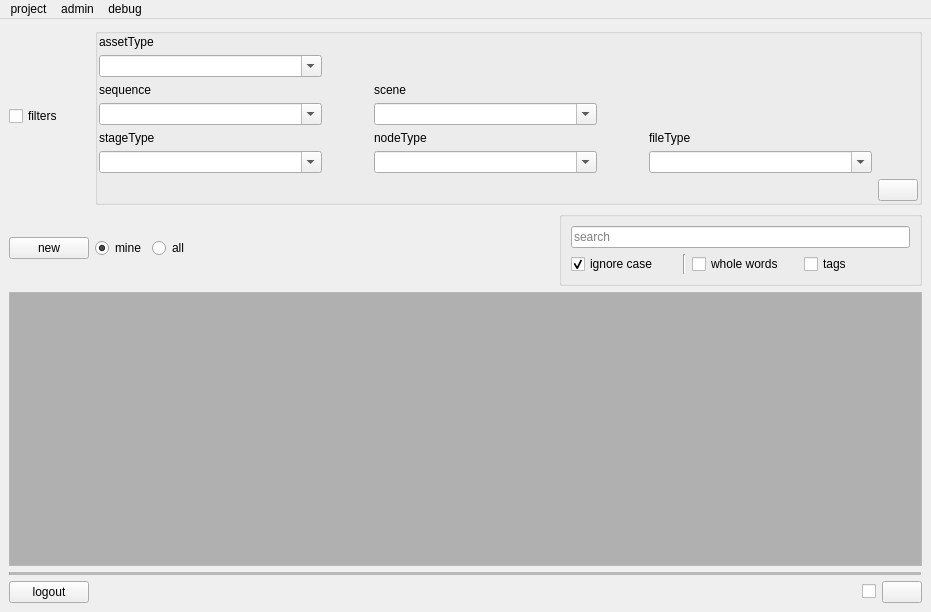
Old version of the form rbhusUI/lib/rbhusPipeMainMod.ui in the repository aumanimationstudios/rbhus.
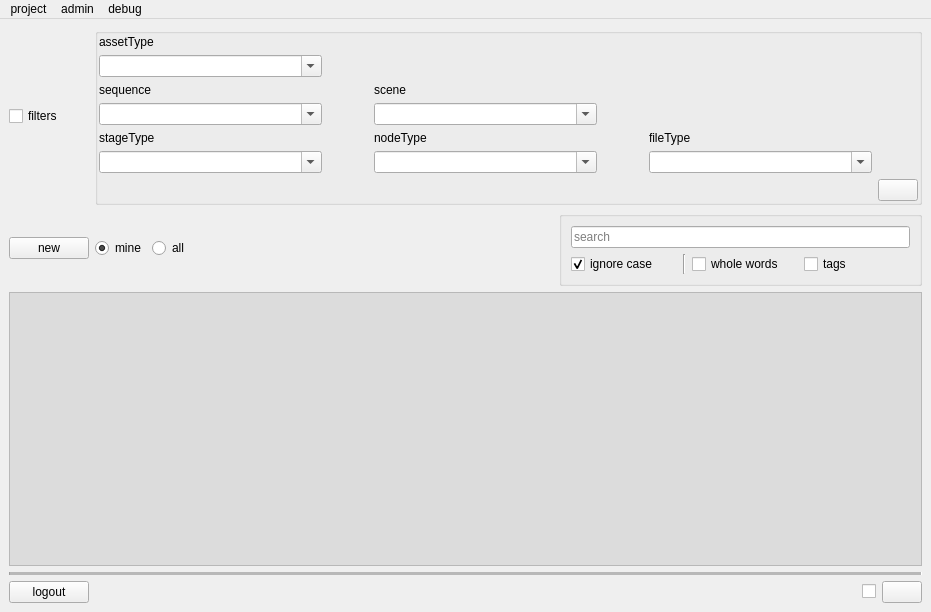
New version of the form.

What changed in the file:
```diff
--- a/rbhusUI/lib/rbhusPipeMainMod.ui
+++ b/rbhusUI/lib/rbhusPipeMainMod.ui
@@ -76,9 +76,9 @@
          <colorrole role="Base">
           <brush brushstyle="SolidPattern">
            <color alpha="255">
-            <red>176</red>
-            <green>176</green>
-            <blue>176</blue>
+            <red>220</red>
+            <green>220</green>
+            <blue>220</blue>
            </color>
           </brush>
          </colorrole>
@@ -87,9 +87,9 @@
          <colorrole role="Base">
           <brush brushstyle="SolidPattern">
            <color alpha="255">
-            <red>176</red>
-            <green>176</green>
-            <blue>176</blue>
+            <red>220</red>
+            <green>220</green>
+            <blue>220</blue>
            </color>
           </brush>
          </colorrole>
```
Left out of the diff: 18 changed lines with no effect on the pictures.
